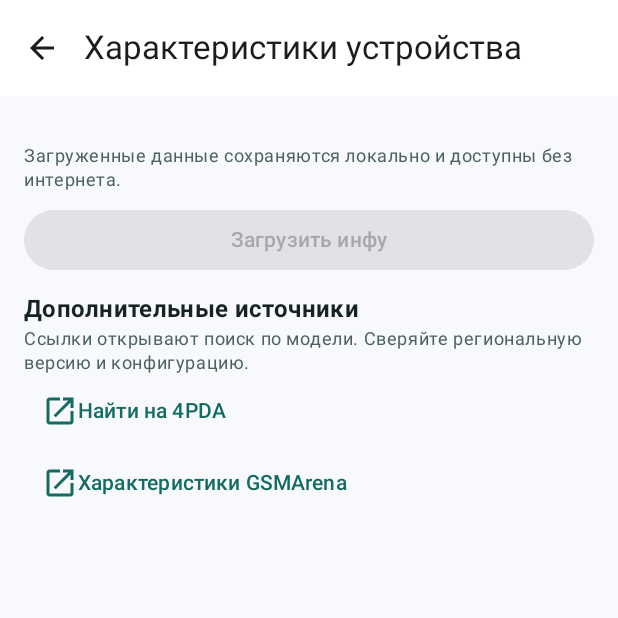
After one commit to Tombstone1922/scansn, an Android app built with Jetpack Compose: the DeviceInfoScreen screen opened through its navigation route, on a phone screen of 412 x 824 dp, the top half of it. The commit adds this screen. Run offline under Robolectric (Android 15) with nearby library versions, the phone set to English and light mode, and no system bars; our stand-ins replace Room's generated code.

Commit message:
Add cached device specifications lookup

```diff
--- a/app/build.gradle.kts
+++ b/app/build.gradle.kts
@@ -54,6 +54,7 @@ ksp {
 }
 
 dependencies {
+    implementation("org.jsoup:jsoup:1.18.3")
     implementation(libs.androidx.core.ktx)
     implementation(libs.androidx.lifecycle.runtime)
     implementation(libs.androidx.lifecycle.viewmodel.compose)
--- a/app/src/main/java/com/tombstone/scansn/MainActivity.kt
+++ b/app/src/main/java/com/tombstone/scansn/MainActivity.kt
@@ -5,6 +5,7 @@ import androidx.activity.ComponentActivity
 import androidx.activity.compose.setContent
 import androidx.activity.enableEdgeToEdge
 import androidx.lifecycle.viewmodel.compose.viewModel
+import com.tombstone.scansn.data.DeviceInfoRepository
 import com.tombstone.scansn.data.ProductRepository
 import com.tombstone.scansn.data.ScanSNDatabase
 import com.tombstone.scansn.ui.ScanSNApp
@@ -16,10 +17,12 @@ class MainActivity : ComponentActivity() {
         super.onCreate(savedInstanceState)
         enableEdgeToEdge()
         com.tombstone.scansn.data.Catalog.init(this)
-        val repository = ProductRepository(ScanSNDatabase.get(this).productDao())
+        val database = ScanSNDatabase.get(this)
+        val repository = ProductRepository(database.productDao())
+        val deviceInfoRepository = DeviceInfoRepository(database.deviceInfoDao())
         setContent {
             ScanSNTheme {
-                ScanSNApp(viewModel(factory = ScanSNViewModel.Factory(repository)))
+                ScanSNApp(viewModel(factory = ScanSNViewModel.Factory(repository, deviceInfoRepository)))
             }
         }
     }
--- /dev/null
+++ b/app/src/main/java/com/tombstone/scansn/ui/DeviceInfoScreen.kt
@@ -0,0 +1,77 @@
+package com.tombstone.scansn.ui
+import android.text.format.DateFormat
+import androidx.compose.foundation.layout.*
+import androidx.compose.foundation.lazy.LazyColumn
+import androidx.compose.foundation.lazy.items
+import androidx.compose.material.icons.Icons
+import androidx.compose.material.icons.automirrored.filled.ArrowBack
+import androidx.compose.material.icons.filled.OpenInNew
+import androidx.compose.material3.*
+import androidx.compose.runtime.*
+import androidx.compose.ui.Modifier
+import androidx.compose.ui.platform.LocalUriHandler
+import androidx.compose.ui.text.font.FontWeight
+import androidx.compose.ui.unit.dp
+import java.net.URLEncoder
+import java.util.Date
+
+@Composable
+fun DeviceInfoScreen(viewModel: ScanSNViewModel, onBack: () -> Unit) {
+    val draft by viewModel.draft.collectAsState()
+    val state by viewModel.deviceInfo.collectAsState()
+    val loading by viewModel.deviceInfoLoading.collectAsState()
+    val error by viewModel.deviceInfoError.collectAsState()
+    val uriHandler = LocalUriHandler.current
+    val brand = draft.brand.trim()
+    val model = draft.model.trim()
+    LaunchedEffect(brand, model) { viewModel.loadCachedDeviceInfo(brand, model) }
+    Scaffold(topBar = {
+        TopAppBar(title = { Text("Характеристики устройства") }, navigationIcon = {
+            IconButton(onClick = onBack) { Icon(Icons.AutoMirrored.Filled.ArrowBack, "Назад") }
+        })
+    }) { padding ->
+        LazyColumn(Modifier.fillMaxSize().padding(padding).padding(horizontal = 16.dp), verticalArrangement = Arrangement.spacedBy(10.dp)) {
+            item {
+                Text("$brand $model", style = MaterialTheme.typography.headlineSmall, fontWeight = FontWeight.Bold)
+                Text("Загруженные данные сохраняются локально и доступны без интернета.", style = MaterialTheme.typography.bodySmall, color = MaterialTheme.colorScheme.secondary)
+                Spacer(Modifier.height(8.dp))
+                Button(onClick = { viewModel.refreshDeviceInfo(brand, model) }, enabled = !loading && brand.isNotBlank() && model.isNotBlank(), modifier = Modifier.fillMaxWidth()) {
+                    if (loading) CircularProgressIndicator() else Text(if (state == null) "Загрузить инфу" else "Обновить инфо")
+                }
+                error?.let { Text(it, color = MaterialTheme.colorScheme.error) }
+            }
+            if (state != null) {
+                item {
+                    Text("Основные характеристики", style = MaterialTheme.typography.titleMedium, fontWeight = FontWeight.Bold)
+                    Text("Получено: ${DateFormat.format("dd.MM.yyyy HH:mm", Date(state!!.fetchedAt))}", style = MaterialTheme.typography.labelSmall, color = MaterialTheme.colorScheme.secondary)
+                }
+                items(state!!.fields) { field ->
+                    Card(Modifier.fillMaxWidth()) {
+                        Row(Modifier.fillMaxWidth().padding(12.dp), horizontalArrangement = Arrangement.spacedBy(12.dp)) {
+                            Text(field.label, Modifier.weight(0.9f), fontWeight = FontWeight.SemiBold)
+                            Text(field.value, Modifier.weight(1.1f))
+                        }
+                    }
+                }
+                item {
+                    Text("Источник данных", style = MaterialTheme.typography.titleMedium, fontWeight = FontWeight.Bold)
+                    TextButton(onClick = { uriHandler.openUri(state!!.sourceUrl) }) {
+                        Icon(Icons.Default.OpenInNew, null); Text("Открыть статью-источник")
+                    }
+                    HorizontalDivider()
+                }
+            }
+            item {
+                Text("Дополнительные источники", style = MaterialTheme.typography.titleMedium, fontWeight = FontWeight.Bold)
+                Text("Ссылки открывают поиск по модели. Сверяйте региональную версию и конфигурацию.", style = MaterialTheme.typography.bodySmall, color = MaterialTheme.colorScheme.secondary)
+                val query = URLEncoder.encode("$brand $model", "UTF-8")
+                TextButton(onClick = { uriHandler.openUri("https://4pda.to/forum/index.php?act=search&source=all&query=$query") }) {
+                    Icon(Icons.Default.OpenInNew, null); Text("Найти на 4PDA")
+                }
+                TextButton(onClick = { uriHandler.openUri("https://www.google.com/search?q=site%3Agsmarena.com+$query+specifications") }) {
+                    Icon(Icons.Default.OpenInNew, null); Text("Характеристики GSMArena")
+                }
+            }
+        }
+    }
+}
--- a/app/src/main/java/com/tombstone/scansn/ui/ScanSNApp.kt
+++ b/app/src/main/java/com/tombstone/scansn/ui/ScanSNApp.kt
@@ -53,6 +53,7 @@ fun ScanSNApp(viewModel: ScanSNViewModel) {
                     onDelete = viewModel::delete,
                 )
             }
+            composable("device-info") { DeviceInfoScreen(viewModel = viewModel, onBack = { navController.popBackStack() }) }
             composable("updates") {
                 UpdatesScreen(onBack = { navController.popBackStack() })
             }
@@ -65,6 +66,7 @@ fun ScanSNApp(viewModel: ScanSNViewModel) {
                     products = products,
                     onBack = { navController.popBackStack() },
                     onScan = { target -> navController.navigate("scanner/${target.name}") },
+                    onDeviceInfo = { navController.navigate("device-info") },
                 )
             }
             composable("scanner/{target}") { entry ->
--- a/app/src/main/java/com/tombstone/scansn/ui/ScanSNViewModel.kt
+++ b/app/src/main/java/com/tombstone/scansn/ui/ScanSNViewModel.kt
@@ -5,6 +5,8 @@ import android.net.Uri
 import androidx.lifecycle.ViewModel
 import androidx.lifecycle.ViewModelProvider
 import androidx.lifecycle.viewModelScope
+import com.tombstone.scansn.data.DeviceInfoRepository
+import com.tombstone.scansn.data.DeviceInfoResult
 import com.tombstone.scansn.data.ProductCategory
 import com.tombstone.scansn.data.ProductEntity
 import com.tombstone.scansn.data.ProductRepository
@@ -19,7 +21,7 @@ import kotlinx.coroutines.flow.stateIn
 import kotlinx.coroutines.launch
 import kotlinx.coroutines.withContext
 
-class ScanSNViewModel(private val repository: ProductRepository) : ViewModel() {
+class ScanSNViewModel(private val repository: ProductRepository, private val deviceInfoRepository: DeviceInfoRepository) : ViewModel() {
     val products: StateFlow<List<ProductEntity>> = repository.products.stateIn(
         viewModelScope,
         SharingStarted.WhileSubscribed(5_000),
@@ -30,10 +32,39 @@ class ScanSNViewModel(private val repository: ProductRepository) : ViewModel() {
     val draft: StateFlow<ProductEntity> = _draft.asStateFlow()
     private val _formError = MutableStateFlow<String?>(null)
     val formError: StateFlow<String?> = _formError.asStateFlow()
+    private val _deviceInfo = MutableStateFlow<DeviceInfoResult?>(null)
+    val deviceInfo: StateFlow<DeviceInfoResult?> = _deviceInfo.asStateFlow()
+    private val _deviceInfoLoading = MutableStateFlow(false)
+    val deviceInfoLoading: StateFlow<Boolean> = _deviceInfoLoading.asStateFlow()
+    private val _deviceInfoError = MutableStateFlow<String?>(null)
+    val deviceInfoError: StateFlow<String?> = _deviceInfoError.asStateFlow()
     private val _saving = MutableStateFlow(false)
     val saving: StateFlow<Boolean> = _saving.asStateFlow()
     private val _message = MutableStateFlow<String?>(null)
     val message: StateFlow<String?> = _message.asStateFlow()
+
+    fun loadCachedDeviceInfo(brand: String, model: String) {
+        _deviceInfo.value = null
+        _deviceInfoError.value = null
+        if (brand.isBlank() || model.isBlank()) return
+        viewModelScope.launch {
+            try { _deviceInfo.value = deviceInfoRepository.cached(brand, model) }
+            catch (error: Exception) { _deviceInfoError.value = error.localizedMessage ?: "Ошибка чтения кэша" }
+        }
+    }
+
+    fun refreshDeviceInfo(brand: String, model: String) {
+        if (_deviceInfoLoading.value) return
+        viewModelScope.launch {
+            _deviceInfoLoading.value = true
+            _deviceInfoError.value = null
+            try {
+                _deviceInfo.value = withContext(Dispatchers.IO) { deviceInfoRepository.refresh(brand, model) }
+                _message.value = "Характеристики загружены и сохранены"
+            } catch (error: Exception) { _deviceInfoError.value = error.localizedMessage ?: "Не удалось загрузить характеристики" }
+            finally { _deviceInfoLoading.value = false }
+        }
+    }
 
     fun newProduct() {
         _draft.value = ProductEntity()
@@ -150,9 +181,9 @@ class ScanSNViewModel(private val repository: ProductRepository) : ViewModel() {
         notes = notes.trim(),
     )
 
-    class Factory(private val repository: ProductRepository) : ViewModelProvider.Factory {
+    class Factory(private val repository: ProductRepository, private val deviceInfoRepository: DeviceInfoRepository) : ViewModelProvider.Factory {
         @Suppress("UNCHECKED_CAST")
-        override fun <T : ViewModel> create(modelClass: Class<T>): T = ScanSNViewModel(repository) as T
+        override fun <T : ViewModel> create(modelClass: Class<T>): T = ScanSNViewModel(repository, deviceInfoRepository) as T
     }
 }
 
```
Also changed, not shown: app/src/main/java/com/tombstone/scansn/data/DeviceInfoRepository.kt (added, +94 -0 lines), app/src/main/java/com/tombstone/scansn/data/Product.kt (+38 -63 lines), app/src/main/java/com/tombstone/scansn/ui/ProductFormScreen.kt (+8 -0 lines).
